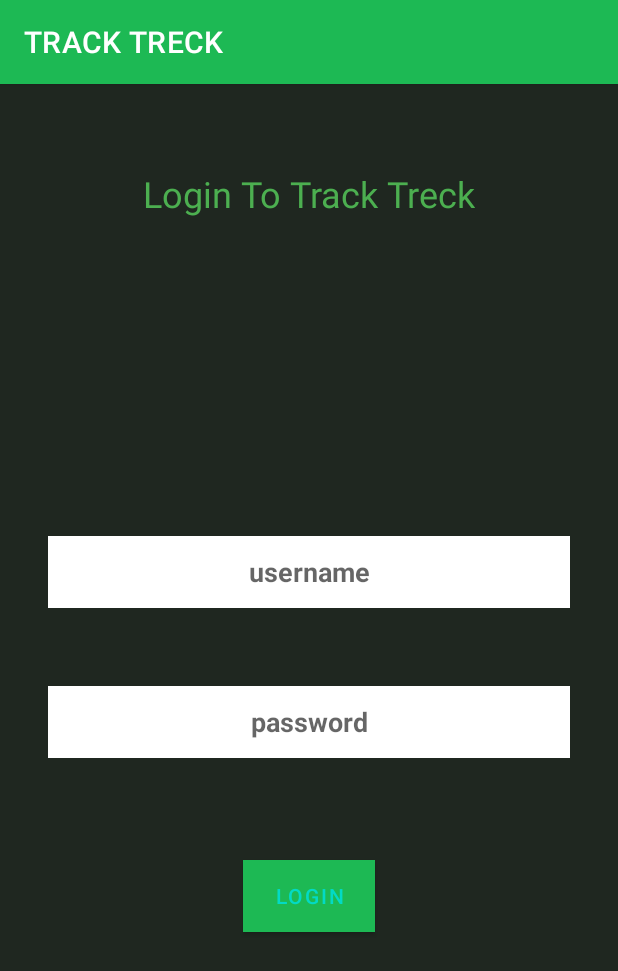
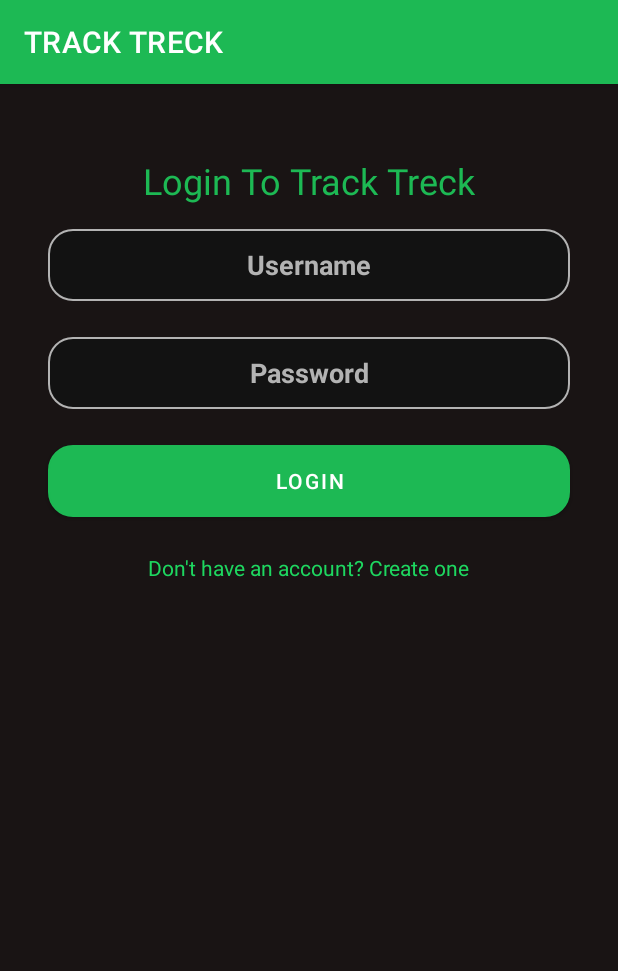
Before and after one commit to gillfara/tracktreck, an Android app: the LoginActivity screen opened directly, with no data from a screen before it, on a phone screen of 412 x 824 dp. Shown: the top 971 px of the screen. Run offline under Robolectric (Android 15) with nearby library versions, the light colour scheme and no system bars; libraries missing offline, so code that uses them is left out: com.loopj.android, cz.msebera.android.

Commit message:
updated login page activity

```diff
--- a/app/src/main/java/com/example/myapplication/LoginActivity.java
+++ b/app/src/main/java/com/example/myapplication/LoginActivity.java
@@ -1,23 +1,18 @@
 package com.example.myapplication;
 
-import android.accounts.AccountManager;
 import android.content.Intent;
 import android.os.Bundle;
 import android.view.View;
 import android.widget.Button;
+import android.widget.EditText;
 import android.widget.TextView;
 import android.widget.Toast;
 
-import androidx.activity.EdgeToEdge;
 import androidx.appcompat.app.AppCompatActivity;
-import androidx.core.graphics.Insets;
-import androidx.core.view.ViewCompat;
-import androidx.core.view.WindowInsetsCompat;
 
 import com.loopj.android.http.AsyncHttpClient;
 import com.loopj.android.http.JsonHttpResponseHandler;
 
-import org.json.JSONArray;
 import org.json.JSONException;
 import org.json.JSONObject;
 
@@ -29,57 +24,55 @@ public class LoginActivity extends AppCompatActivity {
     @Override
     protected void onCreate(Bundle savedInstanceState) {
         super.onCreate(savedInstanceState);
-        EdgeToEdge.enable(this);
         setContentView(R.layout.activity_login);
-//        AccountManager am = AccountManager.get(this);
-//        get login views
-        TextView username_vw = findViewById(R.id.username);
-        TextView passwors_vw = findViewById(R.id.password);
-        Button login_btn = findViewById(R.id.login);
 
-//      set on click listener on the button
-        login_btn.setOnClickListener(new View.OnClickListener() {
+        Button loginBtn = findViewById(R.id.login);
+        EditText usernameView = findViewById(R.id.username);
+        EditText passwordView = findViewById(R.id.password);
+        TextView registerView = findViewById(R.id.create_account);
+
+        registerView.setOnClickListener(new View.OnClickListener() {
             @Override
             public void onClick(View v) {
-                String username = username_vw.getText().toString();
-                String password = passwors_vw.getText().toString();
-                if (username.isEmpty()||password.isEmpty()){
-                    Toast.makeText(LoginActivity.this,"fill all the fields",Toast.LENGTH_SHORT).show();
-                }else {
-                    AsyncHttpClient client = new AsyncHttpClient();
-//                    String headertoken;
+                startActivity(new Intent(LoginActivity.this, RegisterActivity.class));
+            }
+        });
+
+        loginBtn.setOnClickListener(new View.OnClickListener() {
+            @Override
+            public void onClick(View v) {
+                AsyncHttpClient client = new AsyncHttpClient();
+                String username = usernameView.getText().toString();
+                String password = passwordView.getText().toString();
+
+                if (username.isEmpty() || password.isEmpty()) {
+                    Toast.makeText(LoginActivity.this, "You must fill all fields", Toast.LENGTH_LONG).show();
+                } else {
                     JSONObject params = new JSONObject();
                     try {
-                        params.put("username",username);
-                        params.put("password",password);
-                        StringEntity payload = new  StringEntity(params.toString(),"UTF-8");
-                        client.post(LoginActivity.this,"http://192.168.43.151/login",payload,"application/json",new JsonHttpResponseHandler(){
+                        params.put("username", username);
+                        params.put("password", password);
+                        StringEntity entity = new StringEntity(params.toString(), "UTF-8");
+                        client.post(LoginActivity.this, "http://192.168.43.151/login", entity, "application/json", new JsonHttpResponseHandler() {
                             @Override
                             public void onSuccess(int statusCode, Header[] headers, JSONObject response) {
-//                                super.onSuccess(statusCode, headers, response);
-                                try {
-                                    String token = response.getString("token");
-                                    String type = response.getString("type");
-                                    String headertoken = type+" "+token;
-                                    startActivity(new Intent(LoginActivity.this,MainActivity.class));
-                                }catch (JSONException e){}
-                                ;
+                                if (statusCode == 200) {
 
-                            }
-                            @Override
-                            public void onFailure(int statusCode,Header[] header,Throwable e,JSONObject response){
-                                Toast.makeText(LoginActivity.this,"user not found try again",Toast.LENGTH_SHORT).show();
+                                    Toast.makeText(LoginActivity.this, "Login successful", Toast.LENGTH_SHORT).show();
+
+                                }
                             }
 
+                            @Override
+                            public void onFailure(int statusCode, Header[] headers, Throwable e, JSONObject response) {
+                                Toast.makeText(LoginActivity.this, "Login failed", Toast.LENGTH_SHORT).show();
+                            }
                         });
-                    }catch (JSONException e){}
+                    } catch (JSONException e) {
+                        Toast.makeText(LoginActivity.this, "An error occurred", Toast.LENGTH_SHORT).show();
+                    }
                 }
             }
         });
-        ViewCompat.setOnApplyWindowInsetsListener(findViewById(R.id.main), (v, insets) -> {
-            Insets systemBars = insets.getInsets(WindowInsetsCompat.Type.systemBars());
-            v.setPadding(systemBars.left, systemBars.top, systemBars.right, systemBars.bottom);
-            return insets;
-        });
     }
 }
--- a/app/src/main/res/layout/activity_login.xml
+++ b/app/src/main/res/layout/activity_login.xml
@@ -5,65 +5,85 @@
     android:id="@+id/main"
     android:layout_width="match_parent"
     android:layout_height="match_parent"
-    android:background="#1F2720"
+    android:paddingTop="32dp"
+    android:background="@color/spotify_dark_black"
     tools:context=".LoginActivity">
 
     <TextView
         android:id="@+id/head"
         android:layout_width="wrap_content"
         android:layout_height="wrap_content"
-        android:text="Login To Track Treck"
-        android:textColor="#4CAF50"
+        android:layout_marginTop="16dp"
+        android:layout_marginBottom="16dp"
+        android:text="@string/login_to_track_treck"
+        android:textColor="@color/spotify_green"
         android:textSize="24sp"
-
-        app:layout_constraintBottom_toBottomOf="parent"
+        app:layout_constraintTop_toTopOf="parent"
+        app:layout_constraintStart_toStartOf="parent"
         app:layout_constraintEnd_toEndOf="parent"
-        app:layout_constraintStart_toStartOf="parent"
-        app:layout_constraintTop_toTopOf="parent"
-        app:layout_constraintVertical_bias="0.077" />
+        app:layout_constraintBottom_toTopOf="@id/username"
+        app:layout_constraintVertical_bias="0.2" />
 
     <EditText
         android:id="@+id/username"
-        android:layout_width="match_parent"
+        android:layout_width="0dp"
         android:layout_height="48dp"
         android:layout_marginStart="32dp"
-        android:layout_marginTop="212dp"
         android:layout_marginEnd="32dp"
-
-        android:background="@color/white"
-        android:hint="username"
+        android:layout_marginTop="16dp"
+        android:background="@drawable/rounded_background"
+        android:hint="@string/username"
         android:textAlignment="center"
+        android:textColor="@color/spotify_black"
+        android:textColorHint="@color/spotify_gray"
         android:textStyle="bold"
+        app:layout_constraintTop_toBottomOf="@id/head"
+        app:layout_constraintStart_toStartOf="parent"
         app:layout_constraintEnd_toEndOf="parent"
-        app:layout_constraintStart_toStartOf="parent"
-        app:layout_constraintTop_toBottomOf="@+id/head" />
+        app:layout_constraintVertical_bias="0.2" />
 
     <EditText
         android:id="@+id/password"
-        android:layout_width="match_parent"
+        android:layout_width="0dp"
         android:layout_height="48dp"
         android:layout_marginStart="32dp"
-        android:layout_marginTop="52dp"
         android:layout_marginEnd="32dp"
+        android:layout_marginTop="24dp"
         android:inputType="textPassword"
-        android:background="@color/white"
-        android:hint="password"
+        android:background="@drawable/rounded_background"
+        android:hint="@string/password"
         android:textAlignment="center"
+        android:textColor="@color/spotify_black"
+        android:textColorHint="@color/spotify_gray"
         android:textStyle="bold"
-        app:layout_constraintEnd_toEndOf="parent"
+        app:layout_constraintTop_toBottomOf="@id/username"
         app:layout_constraintStart_toStartOf="parent"
-        app:layout_constraintTop_toBottomOf="@+id/username" />
+        app:layout_constraintEnd_toEndOf="parent" />
 
     <Button
         android:id="@+id/login"
+        android:layout_width="0dp"
+        android:layout_height="wrap_content"
+        android:layout_marginStart="32dp"
+        android:layout_marginEnd="32dp"
+        android:layout_marginTop="24dp"
+        android:text="@string/login"
+        android:textColor="@color/spotify_white"
+        android:backgroundTint="@color/spotify_green"
+        android:background="@drawable/rounded_button"
+        app:cornerRadius="16dp"
+        app:layout_constraintTop_toBottomOf="@id/password"
+        app:layout_constraintStart_toStartOf="parent"
+        app:layout_constraintEnd_toEndOf="parent" />
+
+    <TextView
+        android:id="@+id/create_account"
         android:layout_width="wrap_content"
         android:layout_height="wrap_content"
-        android:textColor="@color/teal_200"
-        android:layout_marginTop="68dp"
-        android:background="#4CAF50"
-        android:text="login"
-        app:layout_constraintEnd_toEndOf="parent"
+        android:layout_marginTop="24dp"
+        android:text="@string/don_t_have_an_account_create_one"
+        android:textColor="@color/spotify_green_variant"
+        app:layout_constraintTop_toBottomOf="@id/login"
         app:layout_constraintStart_toStartOf="parent"
-        app:layout_constraintTop_toBottomOf="@+id/password"
-        app:strokeColor="#4CAF50" />
+        app:layout_constraintEnd_toEndOf="parent" />
 </androidx.constraintlayout.widget.ConstraintLayout>
--- a/app/src/main/res/values/strings.xml
+++ b/app/src/main/res/values/strings.xml
@@ -7,4 +7,7 @@
     <string name="username">Username</string>
     <string name="welcome_to_track_treck">Welcome To Track Treck</string>
     <string name="register">Register</string>
+    <string name="login_to_track_treck">Login To Track Treck</string>
+    <string name="login">Login</string>
+    <string name="don_t_have_an_account_create_one">Don\'t have an account? Create one</string>
 </resources>
```
